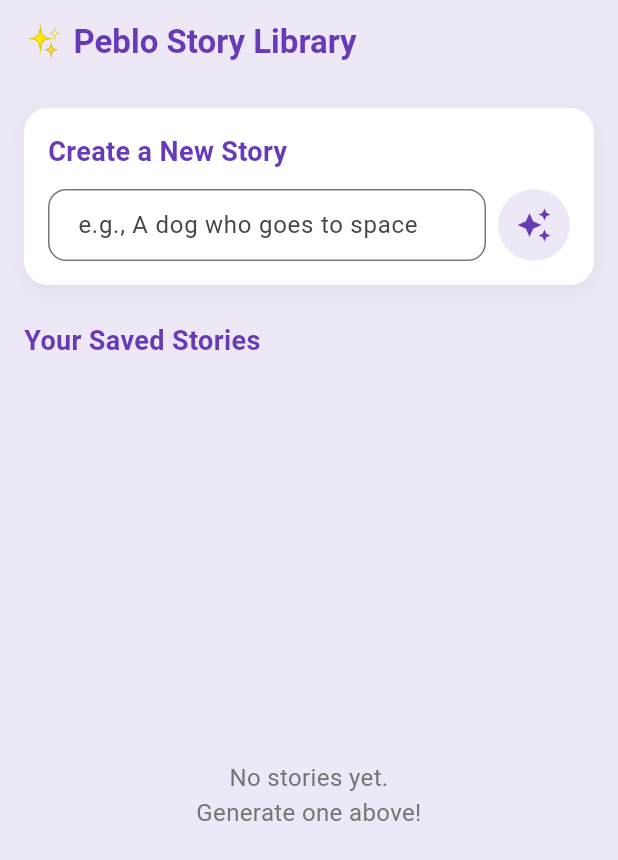
After one commit to shahidtamboli-2505/PebloAIStoryBuddy, a Flutter app: the screen it shows after launch, after a tap on the "auto awesome" icon, on a phone screen of 412 x 824 dp. The commit adds this screen. Shown: the top 860 px of the screen. Run offline on Flutter 3.47's test engine with Material 3 defaults, Android fonts, the phone set to English and light mode, and no system bars; our stand-ins replace confetti, flutter_riverpod, flutter_tts, google_generative_ai, shared_preferences.

Commit message:
feat: Add full AI App logic with Gemini integration and save system

````diff
--- a/lib/main.dart
+++ b/lib/main.dart
@@ -8,7 +8,7 @@ import 'package:flutter/material.dart';
 import 'package:flutter/services.dart';
 import 'package:flutter_riverpod/flutter_riverpod.dart';
 
-import 'screens/story_screen.dart';
+import 'screens/home_screen.dart';
 
 void main() {
   WidgetsFlutterBinding.ensureInitialized();
@@ -51,6 +51,8 @@ class PebloApp extends StatelessWidget {
         useMaterial3: true,
         colorScheme: ColorScheme.fromSeed(
           seedColor: const Color(0xFF7C4DFF),
+          secondary: const Color(0xFFFF9100),
+          tertiary: const Color(0xFF00E676),
           brightness: Brightness.light,
         ),
         // Uses system font by default. Uncomment fontFamily below if
@@ -59,13 +61,13 @@ class PebloApp extends StatelessWidget {
         scaffoldBackgroundColor: const Color(0xFFEDE7F6),
         // Smooth default page transitions
         pageTransitionsTheme: const PageTransitionsTheme(
-          builders: {
-            TargetPlatform.android: CupertinoPageTransitionsBuilder(),
-            TargetPlatform.iOS: CupertinoPageTransitionsBuilder(),
+          builders: <TargetPlatform, PageTransitionsBuilder>{
+            TargetPlatform.android: const FadeUpwardsPageTransitionsBuilder(),
+            TargetPlatform.iOS: const FadeUpwardsPageTransitionsBuilder(),
           },
         ),
       ),
-      home: const StoryScreen(),
+      home: const HomeScreen(),
     );
   }
 }
--- /dev/null
+++ b/lib/models/story_data.dart
@@ -0,0 +1,50 @@
+/// story_data.dart — Model for a full story with its quiz.
+library;
+
+import 'dart:convert';
+import 'quiz_model.dart';
+
+/// Represents a generated story and its associated quiz.
+class StoryData {
+  final String id;
+  final String title;
+  final String text;
+  final String theme;
+  final QuizModel quiz;
+  final DateTime createdAt;
+
+  StoryData({
+    required this.id,
+    required this.title,
+    required this.text,
+    required this.theme,
+    required this.quiz,
+    required this.createdAt,
+  });
+
+  /// Factory to parse from AI-generated JSON or SharedPreferences JSON
+  factory StoryData.fromJson(Map<String, dynamic> json) {
+    return StoryData(
+      id: json['id'] as String? ?? DateTime.now().millisecondsSinceEpoch.toString(),
+      title: json['title'] as String? ?? 'A New Adventure',
+      text: json['text'] as String,
+      theme: json['theme'] as String? ?? 'General',
+      quiz: QuizModel.fromJson(json['quiz'] as Map<String, dynamic>),
+      createdAt: json['createdAt'] != null
+          ? DateTime.parse(json['createdAt'] as String)
+          : DateTime.now(),
+    );
+  }
+
+  /// Convert to JSON for storage
+  Map<String, dynamic> toJson() {
+    return {
+      'id': id,
+      'title': title,
+      'text': text,
+      'theme': theme,
+      'quiz': quiz.toJson(),
+      'createdAt': createdAt.toIso8601String(),
+    };
+  }
+}
--- /dev/null
+++ b/lib/providers/library_provider.dart
@@ -0,0 +1,41 @@
+/// library_provider.dart — State management for the saved stories library.
+library;
+
+import 'package:flutter_riverpod/flutter_riverpod.dart';
+import '../models/story_data.dart';
+import '../services/storage_service.dart';
+
+final storageServiceProvider = Provider<StorageService>((ref) {
+  return StorageService();
+});
+
+class LibraryNotifier extends StateNotifier<List<StoryData>> {
+  final StorageService _storageService;
+
+  LibraryNotifier(this._storageService) : super([]) {
+    loadStories();
+  }
+
+  Future<void> loadStories() async {
+    final stories = await _storageService.getSavedStories();
+    state = stories;
+  }
+
+  Future<void> saveStory(StoryData story) async {
+    // Prevent duplicate saves
+    if (state.any((s) => s.id == story.id)) return;
+
+    await _storageService.saveStory(story);
+    await loadStories();
+  }
+
+  Future<void> deleteStory(String id) async {
+    await _storageService.deleteStory(id);
+    await loadStories();
+  }
+}
+
+final libraryProvider = StateNotifierProvider<LibraryNotifier, List<StoryData>>((ref) {
+  final storageService = ref.watch(storageServiceProvider);
+  return LibraryNotifier(storageService);
+});
--- /dev/null
+++ b/lib/screens/home_screen.dart
@@ -0,0 +1,184 @@
+import 'package:flutter/material.dart';
+import 'package:flutter_riverpod/flutter_riverpod.dart';
+import '../providers/library_provider.dart';
+import '../services/ai_service.dart';
+import '../models/story_data.dart';
+import 'story_screen.dart';
+
+class HomeScreen extends ConsumerStatefulWidget {
+  const HomeScreen({super.key});
+
+  @override
+  ConsumerState<HomeScreen> createState() => _HomeScreenState();
+}
+
+class _HomeScreenState extends ConsumerState<HomeScreen> {
+  final TextEditingController _topicController = TextEditingController();
+  final AiService _aiService = AiService();
+  bool _isGenerating = false;
+
+  void _generateStory() async {
+    final topic = _topicController.text.trim();
+    if (topic.isEmpty) return;
+
+    setState(() {
+      _isGenerating = true;
+    });
+
+    try {
+      final story = await _aiService.generateStory(topic);
+
+      // Save it immediately to the library
+      await ref.read(libraryProvider.notifier).saveStory(story);
+
+      if (mounted) {
+        Navigator.of(context).push(MaterialPageRoute(
+          builder: (context) => StoryScreen(storyData: story),
+        ));
+      }
+    } catch (e) {
+      if (mounted) {
+        ScaffoldMessenger.of(context).showSnackBar(
+          SnackBar(content: Text('Error generating story: $e')),
+        );
+      }
+    } finally {
+      if (mounted) {
+        setState(() {
+          _isGenerating = false;
+          _topicController.clear();
+        });
+      }
+    }
+  }
+
+  @override
+  Widget build(BuildContext context) {
+    final savedStories = ref.watch(libraryProvider);
+
+    return Scaffold(
+      backgroundColor: const Color(0xFFEDE7F6),
+      appBar: AppBar(
+        title: const Text('✨ Peblo Story Library', style: TextStyle(fontWeight: FontWeight.bold, color: Colors.deepPurple)),
+        backgroundColor: Colors.transparent,
+        elevation: 0,
+      ),
+      body: Padding(
+        padding: const EdgeInsets.all(16.0),
+        child: Column(
+          crossAxisAlignment: CrossAxisAlignment.stretch,
+          children: [
+            // AI Generation Section
+            Container(
+              padding: const EdgeInsets.all(16),
+              decoration: BoxDecoration(
+                color: Colors.white,
+                borderRadius: BorderRadius.circular(16),
+                boxShadow: [
+                  BoxShadow(
+                    color: Colors.black.withValues(alpha: 0.05),
+                    blurRadius: 10,
+                    offset: const Offset(0, 4),
+                  ),
+                ],
+              ),
+              child: Column(
+                crossAxisAlignment: CrossAxisAlignment.start,
+                children: [
+                  const Text(
+                    'Create a New Story',
+                    style: TextStyle(fontSize: 18, fontWeight: FontWeight.bold, color: Colors.deepPurple),
+                  ),
+                  const SizedBox(height: 12),
+                  Row(
+                    children: [
+                      Expanded(
+                        child: TextField(
+                          controller: _topicController,
+                          decoration: InputDecoration(
+                            hintText: 'e.g., A dog who goes to space',
+                            border: OutlineInputBorder(borderRadius: BorderRadius.circular(12)),
+                            contentPadding: const EdgeInsets.symmetric(horizontal: 16, vertical: 12),
+                          ),
+                          onSubmitted: (_) => _generateStory(),
+                        ),
+                      ),
+                      const SizedBox(width: 8),
+                      _isGenerating
+                          ? const Padding(
+                              padding: EdgeInsets.all(12.0),
+                              child: CircularProgressIndicator(),
+                            )
+                          : IconButton(
+                              icon: const Icon(Icons.auto_awesome, color: Colors.deepPurple),
+                              style: IconButton.styleFrom(
+                                backgroundColor: Colors.deepPurple.shade50,
+                                padding: const EdgeInsets.all(12),
+                              ),
+                              onPressed: _generateStory,
+                            ),
+                    ],
+                  ),
+                ],
+              ),
+            ),
+
+            const SizedBox(height: 24),
+
+            const Text(
+              'Your Saved Stories',
+              style: TextStyle(fontSize: 18, fontWeight: FontWeight.bold, color: Colors.deepPurple),
+            ),
+            const SizedBox(height: 12),
+
+            // Library Section
+            Expanded(
+              child: savedStories.isEmpty
+                  ? Center(
+                      child: Text(
+                        'No stories yet.\nGenerate one above!',
+                        textAlign: TextAlign.center,
+                        style: TextStyle(color: Colors.grey.shade600, fontSize: 16),
+                      ),
+                    )
+                  : ListView.builder(
+                      itemCount: savedStories.length,
+                      itemBuilder: (context, index) {
+                        final story = savedStories[index];
+                        return Card(
+                          margin: const EdgeInsets.only(bottom: 12),
+                          shape: RoundedRectangleBorder(borderRadius: BorderRadius.circular(16)),
+                          child: ListTile(
+                            contentPadding: const EdgeInsets.all(12),
+                            leading: Container(
+                              padding: const EdgeInsets.all(12),
+                              decoration: BoxDecoration(
+                                color: Colors.deepPurple.shade50,
+                                shape: BoxShape.circle,
+                              ),
+                              child: const Icon(Icons.book, color: Colors.deepPurple),
+                            ),
+                            title: Text(story.title, style: const TextStyle(fontWeight: FontWeight.bold)),
+                            subtitle: Text('Theme: ${story.theme}'),
+                            trailing: IconButton(
+                              icon: const Icon(Icons.delete_outline, color: Colors.red),
+                              onPressed: () {
+                                ref.read(libraryProvider.notifier).deleteStory(story.id);
+                              },
+                            ),
+                            onTap: () {
+                              Navigator.of(context).push(MaterialPageRoute(
+                                builder: (context) => StoryScreen(storyData: story),
+                              ));
+                            },
+                          ),
+                        );
+                      },
+                    ),
+            ),
+          ],
+        ),
+      ),
+    );
+  }
+}
--- /dev/null
+++ b/lib/services/ai_service.dart
@@ -0,0 +1,55 @@
+/// ai_service.dart — Handles generating stories with Google Gemini API
+library;
+
+import 'dart:convert';
+import 'package:google_generative_ai/google_generative_ai.dart';
+import '../models/story_data.dart';
+
+class AiService {
+  // TODO: Replace with your actual Gemini API key or inject it securely
+  static const String _apiKey = 'YOUR_GEMINI_API_KEY_HERE';
+
+  Future<StoryData> generateStory(String topic) async {
+    if (_apiKey == 'YOUR_GEMINI_API_KEY_HERE') {
+      throw Exception('API Key not set. Please add your Gemini API key in ai_service.dart.');
+    }
+
+    final model = GenerativeModel(
+      model: 'gemini-1.5-flash',
+      apiKey: _apiKey,
+    );
+
+    final prompt = '''
+Write a short, engaging, kid-friendly story (about 100-150 words) about: $topic.
+The story should feature Pip the Robot.
+After the story, create a 1-question multiple choice quiz about the story.
+
+You MUST respond ONLY with a raw JSON object matching exactly this structure:
+{
+  "title": "Title of the story",
+  "text": "The full story text goes here...",
+  "theme": "$topic",
+  "quiz": {
+    "question": "What is the question?",
+    "options": ["Option A", "Option B", "Option C", "Option D"],
+    "answer": "Option B"
+  }
+}
+Do not include any markdown formatting (like ```json), just the raw JSON object.
+''';
+
+    final content = [Content.text(prompt)];
+    final response = await model.generateContent(content);
+
+    final rawText = response.text ?? '';
+    // Strip markdown blocks if the AI accidentally adds them
+    final cleanJsonStr = rawText.replaceAll('```json', '').replaceAll('```', '').trim();
+
+    try {
+      final jsonMap = jsonDecode(cleanJsonStr) as Map<String, dynamic>;
+      return StoryData.fromJson(jsonMap);
+    } catch (e) {
+      throw Exception('Failed to parse AI response: $e');
+    }
+  }
+}
--- /dev/null
+++ b/lib/services/storage_service.dart
@@ -0,0 +1,44 @@
+/// storage_service.dart — Handles saving and loading stories.
+library;
+
+import 'dart:convert';
+import 'package:shared_preferences/shared_preferences.dart';
+import '../models/story_data.dart';
+
+class StorageService {
+  static const String _storiesKey = 'peblo_saved_stories';
+
+  /// Save a story to local storage
+  Future<void> saveStory(StoryData story) async {
+    final prefs = await SharedPreferences.getInstance();
+    final List<String> currentStories = prefs.getStringList(_storiesKey) ?? [];
+
+    // Convert to JSON and save
+    currentStories.add(jsonEncode(story.toJson()));
+    await prefs.setStringList(_storiesKey, currentStories);
+  }
+
+  /// Load all saved stories
+  Future<List<StoryData>> getSavedStories() async {
+    final prefs = await SharedPreferences.getInstance();
+    final List<String> storedStrings = prefs.getStringList(_storiesKey) ?? [];
+
+    return storedStrings.map((str) {
+      final json = jsonDecode(str) as Map<String, dynamic>;
+      return StoryData.fromJson(json);
+    }).toList().reversed.toList(); // Return newest first
+  }
+
+  /// Delete a story by ID
+  Future<void> deleteStory(String id) async {
+    final prefs = await SharedPreferences.getInstance();
+    final List<String> currentStories = prefs.getStringList(_storiesKey) ?? [];
+
+    final updatedList = currentStories.where((str) {
+      final json = jsonDecode(str) as Map<String, dynamic>;
+      return json['id'] != id;
+    }).toList();
+
+    await prefs.setStringList(_storiesKey, updatedList);
+  }
+}
--- a/pubspec.yaml
+++ b/pubspec.yaml
@@ -13,6 +13,8 @@ dependencies:
   flutter_tts: ^4.2.0
   confetti: ^0.8.0
   cupertino_icons: ^1.0.8
+  google_generative_ai: ^0.4.6
+  shared_preferences: ^2.2.3
 
 dev_dependencies:
   flutter_test:
````
Also changed, not shown: lib/providers/quiz_provider.dart (+18 -29 lines), lib/providers/story_provider.dart (+7 -18 lines), lib/screens/story_screen.dart (+39 -43 lines), 123 other files.
